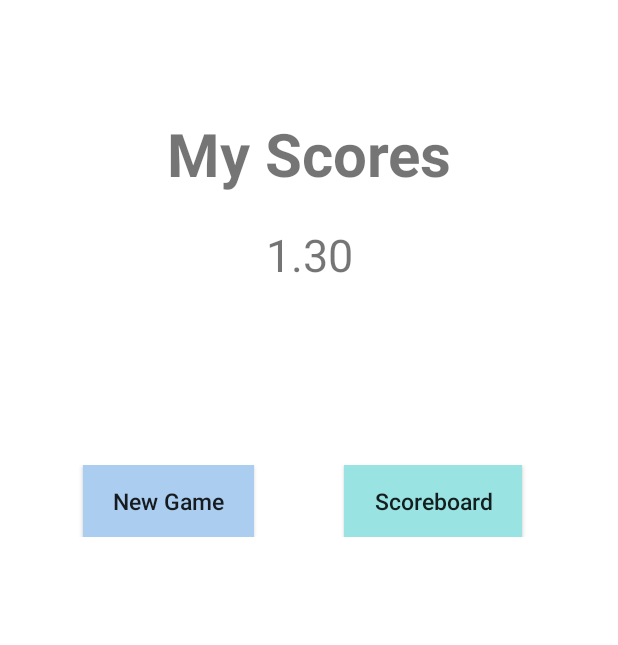
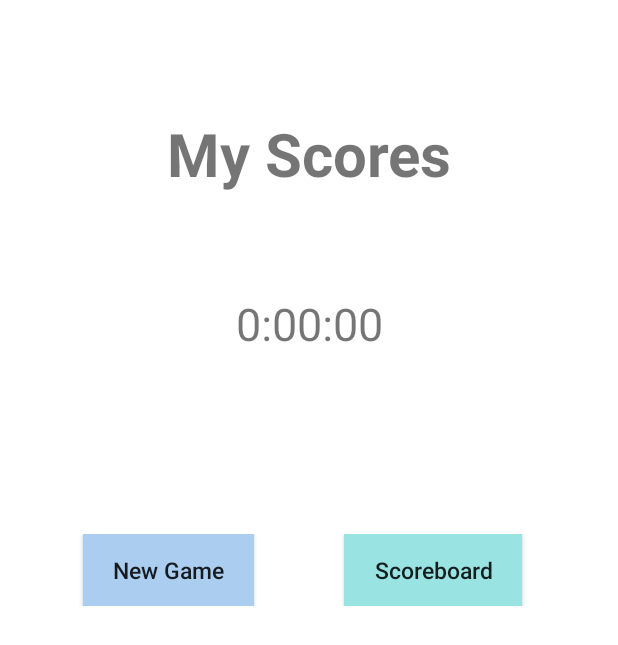
Before and after one commit to SA53-Team-7/MatchingGame, an Android app: the EnterName screen opened directly, with no data from a screen before it, after a tap on "OK", on a phone screen of 412 x 824 dp. Shown: the top 645 px of the screen. Run offline under Robolectric (Android 15) with nearby library versions, the phone set to English and light mode, and no system bars.

Commit message:
Added passing score to MyScore, minor UI changes

```diff
--- a/app/src/main/java/com/team7/matchinggame/EndGame.java
+++ b/app/src/main/java/com/team7/matchinggame/EndGame.java
@@ -33,6 +33,9 @@ public class EndGame extends AppCompatActivity implements View.OnClickListener{
 
         if (id == R.id.next) {
             Intent intent = new Intent(this, EnterName.class);
+            Intent previous = getIntent();
+            int time = previous.getIntExtra("timeElapsed", 0);
+            intent.putExtra("timeElapsed", time);
             startActivity(intent);
         }
     }
--- a/app/src/main/java/com/team7/matchinggame/EnterName.java
+++ b/app/src/main/java/com/team7/matchinggame/EnterName.java
@@ -27,6 +27,9 @@ public class EnterName extends AppCompatActivity implements View.OnClickListener
         if (name != null) {
             Intent intent = new Intent(this, MyScore.class);
             intent.putExtra("name", name.getText().toString());
+            Intent previous = getIntent();
+            int time = previous.getIntExtra("timeElapsed", 0);
+            intent.putExtra("timeElapsed", time);
             startActivity(intent);
         }
     }
--- a/app/src/main/java/com/team7/matchinggame/MyScore.java
+++ b/app/src/main/java/com/team7/matchinggame/MyScore.java
@@ -9,6 +9,8 @@ import android.os.Bundle;
 import android.view.View;
 import android.widget.Button;
 import android.widget.TextView;
+
+import java.util.Locale;
 
 public class MyScore extends AppCompatActivity implements View.OnClickListener {
 
@@ -31,15 +33,21 @@ public class MyScore extends AppCompatActivity implements View.OnClickListener {
         setupBtns();
 
         //Get time taken from Game activity
-        //timeElapsed = getIntent().getLongExtra("timeElapsed", 0);
+        Integer timeElapsed = getIntent().getIntExtra("timeElapsed", 0);
 
         //Get input name
         Intent intent = getIntent();
         String name = intent.getStringExtra("name");
+        TextView scoreName = findViewById(R.id.myName);
+        scoreName.setText(name);
 
         //Set time taken as my Scores
         TextView textView = findViewById(R.id.myScore);
-        textView.setText("1.30");
+        int hours = timeElapsed / 3600;
+        int minutes = (timeElapsed % 3600) / 60;
+        int secs = timeElapsed % 60;
+        String time = String.format(Locale.getDefault(),"%d:%02d:%02d", hours, minutes, secs);
+        textView.setText(time);
 
         // (Eric's part not sure what is wrong)
         //Update scoreboard if top 5
--- a/app/src/main/res/layout/activity_game.xml
+++ b/app/src/main/res/layout/activity_game.xml
@@ -26,7 +26,7 @@
         android:layout_width="0dp"
         android:layout_height="0dp"
         android:layout_marginTop="5dp"
-        android:text="X out of 6 Matches"
+        android:text="0 out of 6 Matches"
         android:textSize="25sp"
         android:paddingLeft="5dp"
         app:layout_constraintTop_toBottomOf="@id/gameHead"
--- a/app/src/main/res/layout/activity_my_score.xml
+++ b/app/src/main/res/layout/activity_my_score.xml
@@ -13,6 +13,16 @@
         android:textStyle="bold"
         android:gravity="center"
         android:layout_marginTop="50dp"/>
+
+    <TextView
+        android:id="@+id/myName"
+        android:layout_width="match_parent"
+        android:layout_height="wrap_content"
+        android:textSize="30sp"
+        android:text="Name"
+        android:gravity="center"
+        android:layout_marginBottom="5dp"
+        />
 
     <TextView
         android:id="@+id/myScore"
```
Also changed, not shown: app/src/main/java/com/team7/matchinggame/Game.java (+16 -3 lines).
